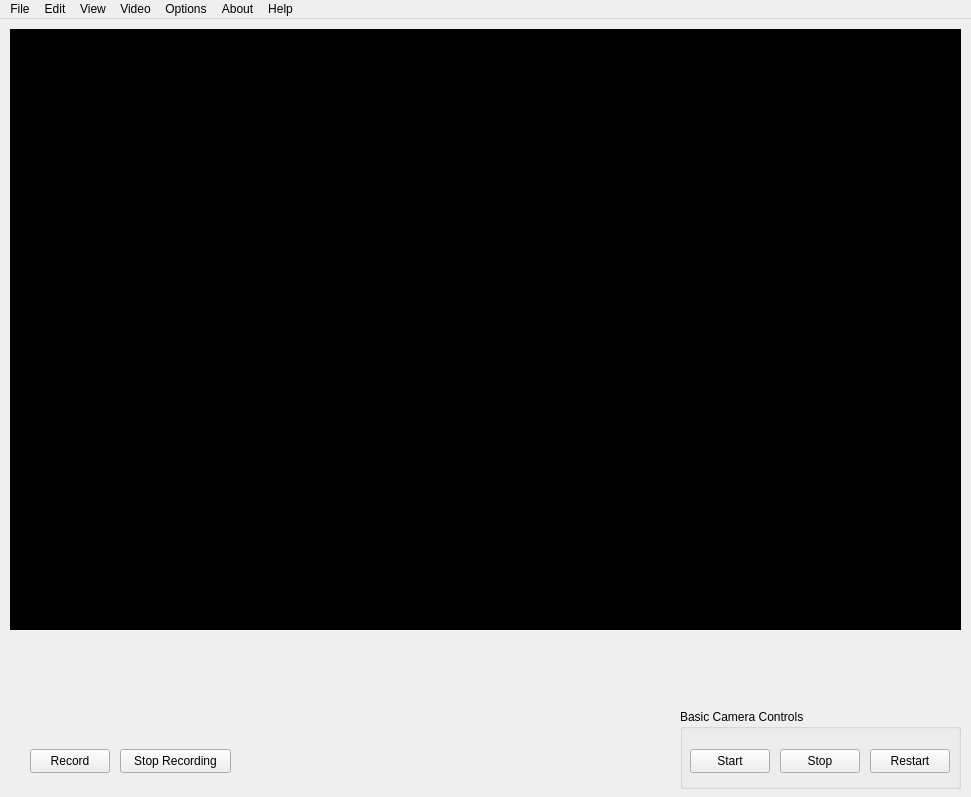
This is AtmosphericSensorSystem/Windows/MainWindow.ui in m-riley04/ModularSensorSystem as Qt 5 draws it before an edit. The edited form follows.
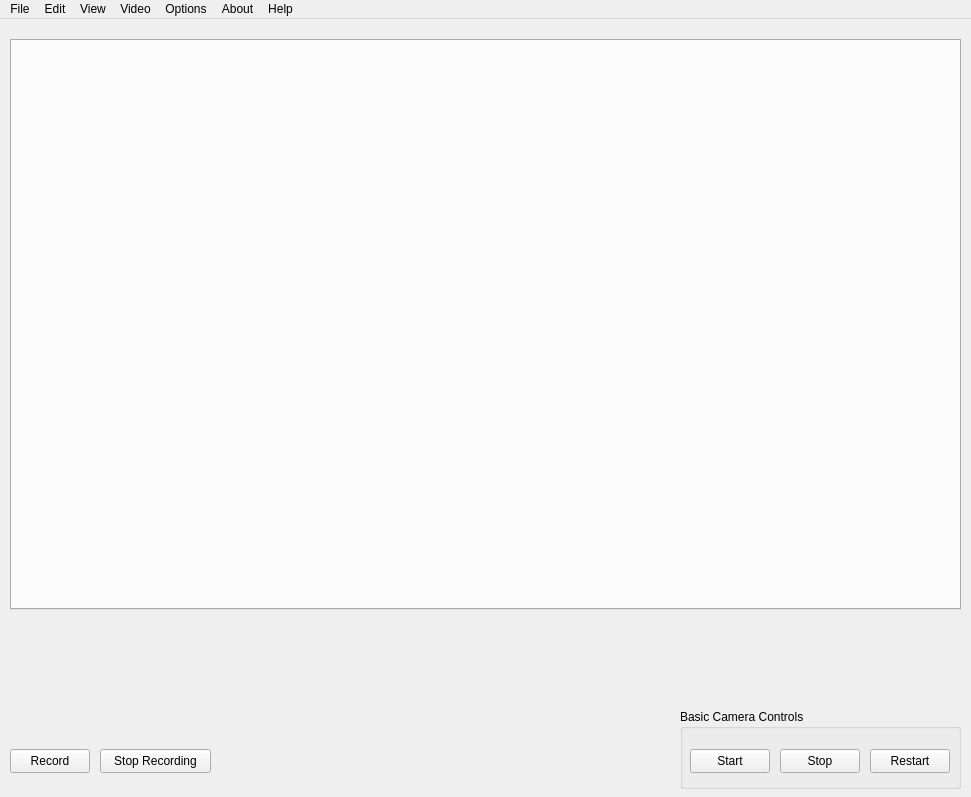
This is the edited form.

What changed in the file:
```diff
--- a/AtmosphericSensorSystem/Windows/MainWindow.ui
+++ b/AtmosphericSensorSystem/Windows/MainWindow.ui
@@ -14,22 +14,6 @@
    <string>MainWindow</string>
   </property>
   <widget class="QWidget" name="centralWidget">
-   <widget class="QLabel" name="video">
-    <property name="geometry">
-     <rect>
-      <x>10</x>
-      <y>10</y>
-      <width>951</width>
-      <height>601</height>
-     </rect>
-    </property>
-    <property name="styleSheet">
-     <string notr="true">background: black;</string>
-    </property>
-    <property name="text">
-     <string/>
-    </property>
-   </widget>
    <widget class="QGroupBox" name="groupBox">
     <property name="geometry">
      <rect>
@@ -85,7 +69,7 @@
    <widget class="QPushButton" name="buttonRecord">
     <property name="geometry">
      <rect>
-      <x>30</x>
+      <x>10</x>
       <y>730</y>
       <width>80</width>
       <height>24</height>
@@ -98,7 +82,7 @@
    <widget class="QPushButton" name="buttonStopRecording">
     <property name="geometry">
      <rect>
-      <x>120</x>
+      <x>100</x>
       <y>730</y>
       <width>111</width>
       <height>24</height>
@@ -108,6 +92,19 @@
      <string>Stop Recording</string>
     </property>
    </widget>
+   <widget class="QTabWidget" name="tabCameras">
+    <property name="geometry">
+     <rect>
+      <x>10</x>
+      <y>20</y>
+      <width>951</width>
+      <height>571</height>
+     </rect>
+    </property>
+    <property name="currentIndex">
+     <number>-1</number>
+    </property>
+   </widget>
   </widget>
   <widget class="QMenuBar" name="menuBar">
    <property name="geometry">
```
